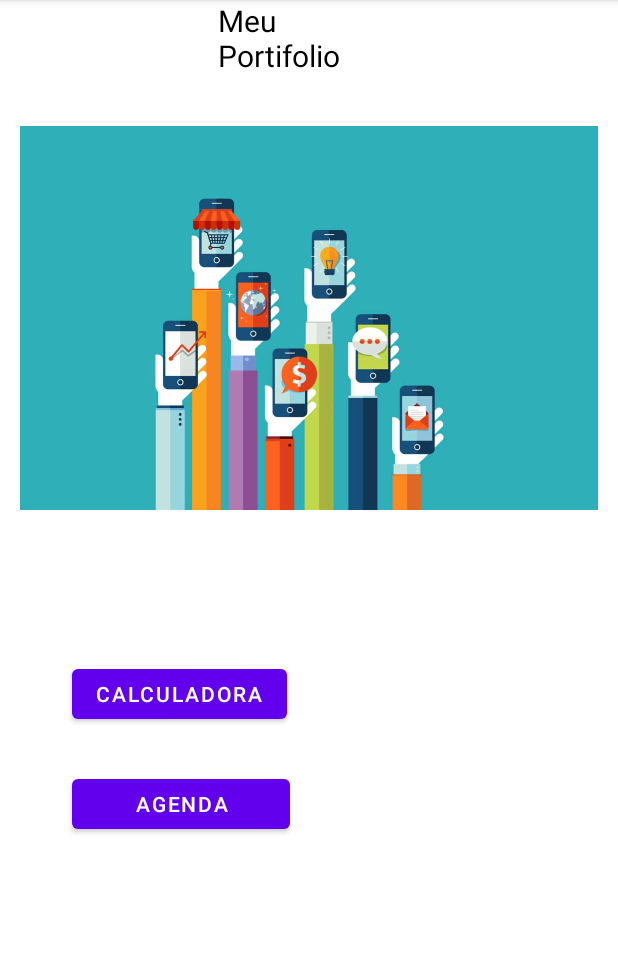
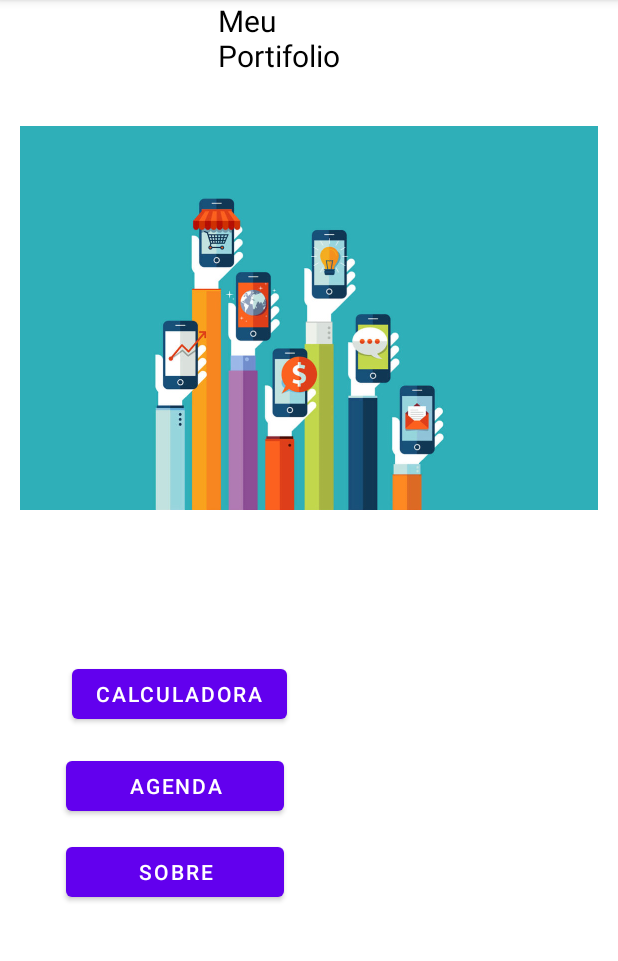
Before and after one commit to BavarescoRicardo/AulaExpositivaSenai, an Android app: the PrincipalActivity screen opened directly, with no data from a screen before it, on a phone screen of 412 x 824 dp, the part 84-1045 px from its top. Run offline under Robolectric (Android 15) with nearby library versions, the phone set to English and light mode, and no system bars.

Commit message:
adicionada tela sobre e botao para direcionar a abertura da tela sobre que contem informamoes do desenvolvedor

```diff
--- a/app/src/main/AndroidManifest.xml
+++ b/app/src/main/AndroidManifest.xml
@@ -13,6 +13,9 @@
         android:supportsRtl="true"
         android:theme="@style/Theme.AulaExpositiva"
         tools:targetApi="31">
+        <activity
+            android:name=".Sobre"
+            android:exported="false" />
         <activity
             android:name=".PrincipalActivity"
             android:exported="true">
--- a/app/src/main/java/com/example/aulaexpositiva/PrincipalActivity.java
+++ b/app/src/main/java/com/example/aulaexpositiva/PrincipalActivity.java
@@ -20,5 +20,11 @@ public class PrincipalActivity extends AppCompatActivity {
         startActivity(telaCalculadora);
     }
 
+    public void abrirTelaSobre(View v){
+        Intent telaCalculadora = new Intent(this, Sobre.class);
+        startActivity(telaCalculadora);
+    }
+
+
 
 }
--- a/app/src/main/res/layout/activity_principal.xml
+++ b/app/src/main/res/layout/activity_principal.xml
@@ -21,8 +21,8 @@
         android:id="@+id/button2"
         android:layout_width="145dp"
         android:layout_height="45dp"
-        android:layout_marginStart="48dp"
-        android:layout_marginTop="28dp"
+        android:layout_marginStart="44dp"
+        android:layout_marginTop="16dp"
         android:text="Agenda"
         app:layout_constraintStart_toStartOf="parent"
         app:layout_constraintTop_toBottomOf="@+id/btnCalc" />
@@ -52,4 +52,15 @@
         app:layout_constraintEnd_toEndOf="parent"
         app:layout_constraintStart_toStartOf="parent"
         app:layout_constraintTop_toTopOf="parent" />
+
+    <Button
+        android:id="@+id/button"
+        android:layout_width="145dp"
+        android:layout_height="45dp"
+        android:layout_marginStart="44dp"
+        android:layout_marginTop="12dp"
+        android:onClick="abrirTelaSobre"
+        android:text="Sobre"
+        app:layout_constraintStart_toStartOf="parent"
+        app:layout_constraintTop_toBottomOf="@+id/button2" />
 </androidx.constraintlayout.widget.ConstraintLayout>
```
Also changed, not shown: app/src/main/java/com/example/aulaexpositiva/Sobre.java (added, +14 -0 lines), app/src/main/res/layout/activity_sobre.xml (added, +90 -0 lines), app/src/main/res/drawable/foto_eu.png (added).
